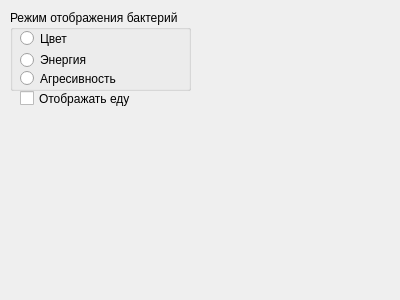
Above: form.ui from palisarbaro/evolution before the change. Below: the same form after it.
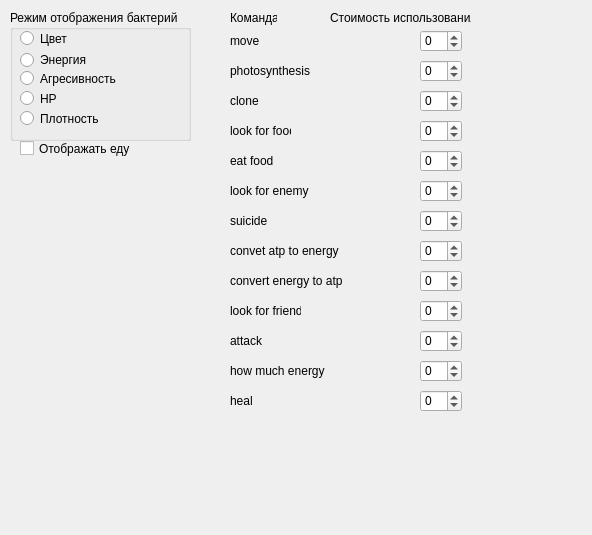
That is the form after the change.

Commit message: В гуи теперь можно изменять стоимость команд

Diff of the .ui file:
```diff
--- a/form.ui
+++ b/form.ui
@@ -6,8 +6,8 @@
    <rect>
     <x>0</x>
     <y>0</y>
-    <width>400</width>
-    <height>300</height>
+    <width>592</width>
+    <height>535</height>
    </rect>
   </property>
   <property name="windowTitle">
@@ -19,7 +19,7 @@
      <x>10</x>
      <y>10</y>
      <width>181</width>
-     <height>81</height>
+     <height>131</height>
     </rect>
    </property>
    <property name="title">
@@ -64,12 +64,38 @@
      <string>Агресивность</string>
     </property>
    </widget>
+   <widget class="QRadioButton" name="hp_radio">
+    <property name="geometry">
+     <rect>
+      <x>10</x>
+      <y>80</y>
+      <width>82</width>
+      <height>17</height>
+     </rect>
+    </property>
+    <property name="text">
+     <string>HP</string>
+    </property>
+   </widget>
+   <widget class="QRadioButton" name="density_radio">
+    <property name="geometry">
+     <rect>
+      <x>10</x>
+      <y>100</y>
+      <width>82</width>
+      <height>17</height>
+     </rect>
+    </property>
+    <property name="text">
+     <string>Плотность</string>
+    </property>
+   </widget>
   </widget>
   <widget class="QCheckBox" name="food_display_checkbox">
    <property name="geometry">
     <rect>
      <x>20</x>
-     <y>90</y>
+     <y>140</y>
      <width>111</width>
      <height>17</height>
     </rect>
@@ -78,6 +104,409 @@
     <string>Отображать еду</string>
    </property>
   </widget>
+  <widget class="QLabel" name="label">
+   <property name="geometry">
+    <rect>
+     <x>230</x>
+     <y>10</y>
+     <width>47</width>
+     <height>16</height>
+    </rect>
+   </property>
+   <property name="text">
+    <string>Команда</string>
+   </property>
+  </widget>
+  <widget class="QLabel" name="label_2">
+   <property name="geometry">
+    <rect>
+     <x>330</x>
+     <y>10</y>
+     <width>141</width>
+     <height>16</height>
+    </rect>
+   </property>
+   <property name="text">
+    <string>Стоимость использования</string>
+   </property>
+  </widget>
+  <widget class="QLabel" name="label_3">
+   <property name="geometry">
+    <rect>
+     <x>230</x>
+     <y>30</y>
+     <width>61</width>
+     <height>21</height>
+    </rect>
+   </property>
+   <property name="text">
+    <string>move</string>
+   </property>
+  </widget>
+  <widget class="QSpinBox" name="move_spinBox">
+   <property name="geometry">
+    <rect>
+     <x>420</x>
+     <y>30</y>
+     <width>42</width>
+     <height>22</height>
+    </rect>
+   </property>
+   <property name="minimum">
+    <number>-100</number>
+   </property>
+   <property name="maximum">
+    <number>100</number>
+   </property>
+  </widget>
+  <widget class="QLabel" name="label_4">
+   <property name="geometry">
+    <rect>
+     <x>230</x>
+     <y>60</y>
+     <width>81</width>
+     <height>21</height>
+    </rect>
+   </property>
+   <property name="text">
+    <string>photosynthesis</string>
+   </property>
+  </widget>
+  <widget class="QLabel" name="label_5">
+   <property name="geometry">
+    <rect>
+     <x>230</x>
+     <y>90</y>
+     <width>61</width>
+     <height>21</height>
+    </rect>
+   </property>
+   <property name="text">
+    <string>clone</string>
+   </property>
+  </widget>
+  <widget class="QLabel" name="label_6">
+   <property name="geometry">
+    <rect>
+     <x>230</x>
+     <y>120</y>
+     <width>61</width>
+     <height>21</height>
+    </rect>
+   </property>
+   <property name="text">
+    <string>look for food</string>
+   </property>
+  </widget>
+  <widget class="QLabel" name="label_7">
+   <property name="geometry">
+    <rect>
+     <x>230</x>
+     <y>150</y>
+     <width>61</width>
+     <height>21</height>
+    </rect>
+   </property>
+   <property name="text">
+    <string>eat food</string>
+   </property>
+  </widget>
+  <widget class="QLabel" name="label_8">
+   <property name="geometry">
+    <rect>
+     <x>230</x>
+     <y>180</y>
+     <width>81</width>
+     <height>21</height>
+    </rect>
+   </property>
+   <property name="text">
+    <string>look for enemy</string>
+   </property>
+  </widget>
+  <widget class="QLabel" name="label_9">
+   <property name="geometry">
+    <rect>
+     <x>230</x>
+     <y>210</y>
+     <width>61</width>
+     <height>21</height>
+    </rect>
+   </property>
+   <property name="text">
+    <string>suicide</string>
+   </property>
+  </widget>
+  <widget class="QSpinBox" name="photo_spinBox">
+   <property name="geometry">
+    <rect>
+     <x>420</x>
+     <y>60</y>
+     <width>42</width>
+     <height>22</height>
+    </rect>
+   </property>
+   <property name="minimum">
+    <number>-100</number>
+   </property>
+   <property name="maximum">
+    <number>100</number>
+   </property>
+  </widget>
+  <widget class="QSpinBox" name="clone_spinBox">
+   <property name="geometry">
+    <rect>
+     <x>420</x>
+     <y>90</y>
+     <width>42</width>
+     <height>22</height>
+    </rect>
+   </property>
+   <property name="minimum">
+    <number>-100</number>
+   </property>
+   <property name="maximum">
+    <number>100</number>
+   </property>
+  </widget>
+  <widget class="QSpinBox" name="lffood_spinBox">
+   <property name="geometry">
+    <rect>
+     <x>420</x>
+     <y>120</y>
+     <width>42</width>
+     <height>22</height>
+    </rect>
+   </property>
+   <property name="minimum">
+    <number>-100</number>
+   </property>
+   <property name="maximum">
+    <number>100</number>
+   </property>
+  </widget>
+  <widget class="QSpinBox" name="eat_food_spinBox">
+   <property name="geometry">
+    <rect>
+     <x>420</x>
+     <y>150</y>
+     <width>42</width>
+     <height>22</height>
+    </rect>
+   </property>
+   <property name="minimum">
+    <number>-100</number>
+   </property>
+   <property name="maximum">
+    <number>100</number>
+   </property>
+  </widget>
+  <widget class="QSpinBox" name="lfenemy_spinBox">
+   <property name="geometry">
+    <rect>
+     <x>420</x>
+     <y>180</y>
+     <width>42</width>
+     <height>22</height>
+    </rect>
+   </property>
+   <property name="minimum">
+    <number>-100</number>
+   </property>
+   <property name="maximum">
+    <number>100</number>
+   </property>
+  </widget>
+  <widget class="QSpinBox" name="suicide_spinBox">
+   <property name="geometry">
+    <rect>
+     <x>420</x>
+     <y>210</y>
+     <width>42</width>
+     <height>22</height>
+    </rect>
+   </property>
+   <property name="minimum">
+    <number>-100</number>
+   </property>
+   <property name="maximum">
+    <number>100</number>
+   </property>
+  </widget>
+  <widget class="QSpinBox" name="atp_to_energy_spinBox">
+   <property name="geometry">
+    <rect>
+     <x>420</x>
+     <y>240</y>
+     <width>42</width>
+     <height>22</height>
+    </rect>
+   </property>
+   <property name="minimum">
+    <number>-100</number>
+   </property>
+   <property name="maximum">
+    <number>100</number>
+   </property>
+  </widget>
+  <widget class="QSpinBox" name="lffriend_spinBox">
+   <property name="geometry">
+    <rect>
+     <x>420</x>
+     <y>300</y>
+     <width>42</width>
+     <height>22</height>
+    </rect>
+   </property>
+   <property name="minimum">
+    <number>-100</number>
+   </property>
+   <property name="maximum">
+    <number>100</number>
+   </property>
+  </widget>
+  <widget class="QLabel" name="label_10">
+   <property name="geometry">
+    <rect>
+     <x>230</x>
+     <y>270</y>
+     <width>121</width>
+     <height>21</height>
+    </rect>
+   </property>
+   <property name="text">
+    <string>convert energy to atp</string>
+   </property>
+  </widget>
+  <widget class="QLabel" name="label_11">
+   <property name="geometry">
+    <rect>
+     <x>230</x>
+     <y>300</y>
+     <width>71</width>
+     <height>21</height>
+    </rect>
+   </property>
+   <property name="text">
+    <string>look for friend</string>
+   </property>
+  </widget>
+  <widget class="QLabel" name="label_12">
+   <property name="geometry">
+    <rect>
+     <x>230</x>
+     <y>240</y>
+     <width>111</width>
+     <height>21</height>
+    </rect>
+   </property>
+   <property name="text">
+    <string>convet atp to energy</string>
+   </property>
+  </widget>
+  <widget class="QSpinBox" name="energy_to_atp_spinBox">
+   <property name="geometry">
+    <rect>
+     <x>420</x>
+     <y>270</y>
+     <width>42</width>
+     <height>22</height>
+    </rect>
+   </property>
+   <property name="minimum">
+    <number>-100</number>
+   </property>
+   <property name="maximum">
+    <number>100</number>
+   </property>
+  </widget>
+  <widget class="QSpinBox" name="heal_spinBox">
+   <property name="geometry">
+    <rect>
+     <x>420</x>
+     <y>390</y>
+     <width>42</width>
+     <height>22</height>
+    </rect>
+   </property>
+   <property name="minimum">
+    <number>-100</number>
+   </property>
+   <property name="maximum">
+    <number>100</number>
+   </property>
+  </widget>
+  <widget class="QLabel" name="label_13">
+   <property name="geometry">
+    <rect>
+     <x>230</x>
+     <y>360</y>
+     <width>121</width>
+     <height>21</height>
+    </rect>
+   </property>
+   <property name="text">
+    <string>how much energy</string>
+   </property>
+  </widget>
+  <widget class="QLabel" name="label_14">
+   <property name="geometry">
+    <rect>
+     <x>230</x>
+     <y>390</y>
+     <width>71</width>
+     <height>21</height>
+    </rect>
+   </property>
+   <property name="text">
+    <string>heal</string>
+   </property>
+  </widget>
+  <widget class="QSpinBox" name="hme_spinBox">
+   <property name="geometry">
+    <rect>
+     <x>420</x>
+     <y>360</y>
+     <width>42</width>
+     <height>22</height>
+    </rect>
+   </property>
+   <property name="minimum">
+    <number>-100</number>
+   </property>
+   <property name="maximum">
+    <number>100</number>
+   </property>
+  </widget>
+  <widget class="QLabel" name="label_15">
+   <property name="geometry">
+    <rect>
+     <x>230</x>
+     <y>330</y>
+     <width>111</width>
+     <height>21</height>
+    </rect>
+   </property>
+   <property name="text">
+    <string>attack</string>
+   </property>
+  </widget>
+  <widget class="QSpinBox" name="attack_spinBox">
+   <property name="geometry">
+    <rect>
+     <x>420</x>
+     <y>330</y>
+     <width>42</width>
+     <height>22</height>
+    </rect>
+   </property>
+   <property name="minimum">
+    <number>-100</number>
+   </property>
+   <property name="maximum">
+    <number>100</number>
+   </property>
+  </widget>
  </widget>
  <resources/>
  <connections/>
```
The commit also changes 9 other files.
